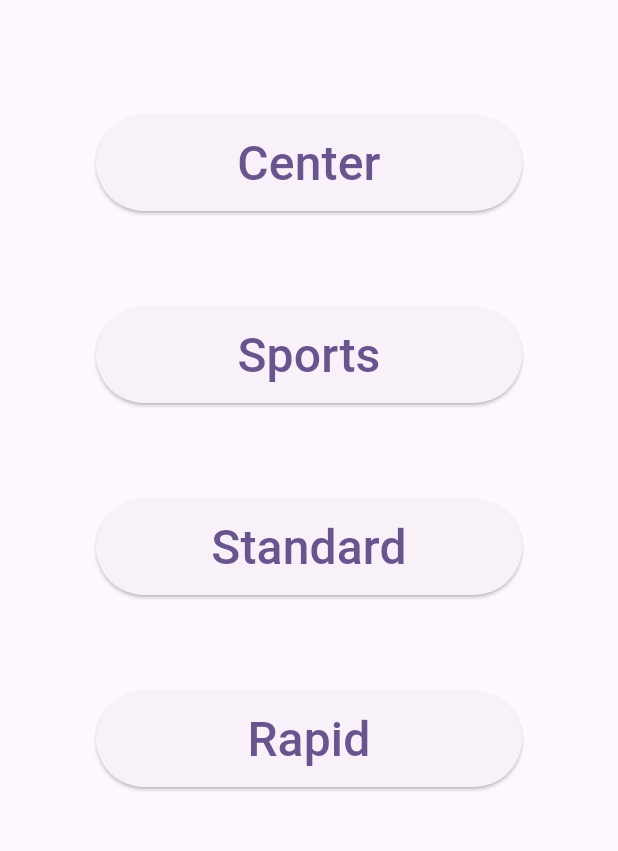
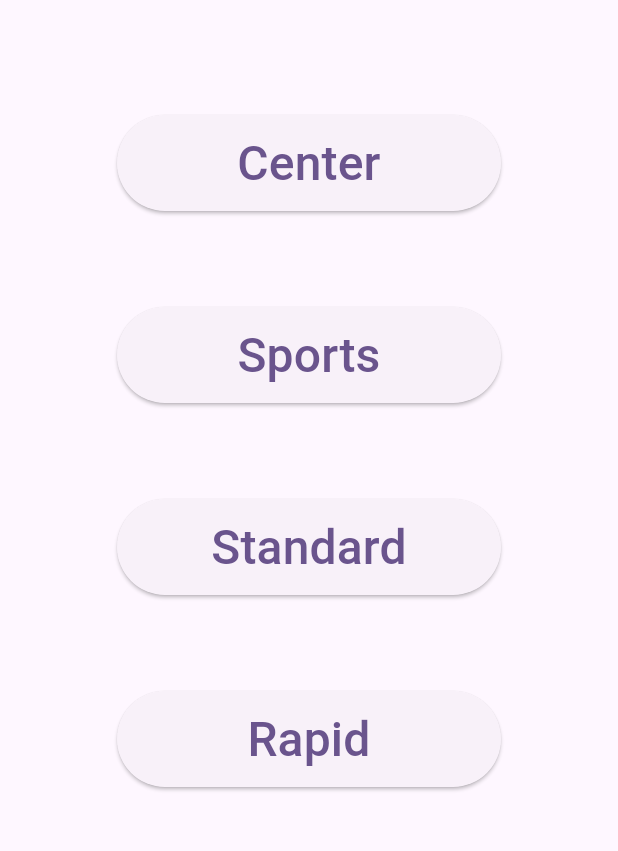
Before and after one commit to IamHARSHDABAS/shoot, a Flutter app: the Match screen opened by its route, after a tap on "25 meter", on a phone screen of 412 x 824 dp, the part 65-916 px from its top. Run offline on Flutter 3.47's test engine with Material 2 defaults, Android fonts, the phone set to English and light mode, and no system bars; our stand-ins replace url_strategy, velocity_x.

Commit message:
Better UI

```diff
--- a/lib/match.dart
+++ b/lib/match.dart
@@ -20,8 +20,8 @@ class Match extends StatelessWidget {
             children: [
               ElevatedButton(
                 style: ElevatedButton.styleFrom(
-                  minimumSize: Size(
-                    MediaQuery.of(context).size.width,
+                  minimumSize: const Size(
+                    256,
                     64,
                   ),
                   shape: const RoundedRectangleBorder(
@@ -42,8 +42,8 @@ class Match extends StatelessWidget {
               ),
               ElevatedButton(
                 style: ElevatedButton.styleFrom(
-                  minimumSize: Size(
-                    MediaQuery.of(context).size.width,
+                  minimumSize: const Size(
+                    256,
                     64,
                   ),
                   shape: const RoundedRectangleBorder(
@@ -66,8 +66,8 @@ class Match extends StatelessWidget {
               ),
               ElevatedButton(
                 style: ElevatedButton.styleFrom(
-                  minimumSize: Size(
-                    MediaQuery.of(context).size.width,
+                  minimumSize: const Size(
+                    256,
                     64,
                   ),
                   shape: const RoundedRectangleBorder(
--- a/lib/meter_25.dart
+++ b/lib/meter_25.dart
@@ -20,8 +20,8 @@ class Match25 extends StatelessWidget {
             children: [
               ElevatedButton(
                 style: ElevatedButton.styleFrom(
-                  minimumSize: Size(
-                    MediaQuery.of(context).size.width,
+                  minimumSize: const Size(
+                    256,
                     64,
                   ),
                   shape: const RoundedRectangleBorder(
@@ -44,8 +44,8 @@ class Match25 extends StatelessWidget {
               ),
               ElevatedButton(
                 style: ElevatedButton.styleFrom(
-                  minimumSize: Size(
-                    MediaQuery.of(context).size.width,
+                  minimumSize: const Size(
+                    256,
                     64,
                   ),
                   shape: const RoundedRectangleBorder(
@@ -68,8 +68,8 @@ class Match25 extends StatelessWidget {
               ),
               ElevatedButton(
                 style: ElevatedButton.styleFrom(
-                  minimumSize: Size(
-                    MediaQuery.of(context).size.width,
+                  minimumSize: const Size(
+                    256,
                     64,
                   ),
                   shape: const RoundedRectangleBorder(
@@ -92,8 +92,8 @@ class Match25 extends StatelessWidget {
               ),
               ElevatedButton(
                 style: ElevatedButton.styleFrom(
-                  minimumSize: Size(
-                    MediaQuery.of(context).size.width,
+                  minimumSize: const Size(
+                    256,
                     64,
                   ),
                   shape: const RoundedRectangleBorder(
```
Also changed, not shown: lib/home.dart (+4 -4 lines), lib/timer.dart (+6 -6 lines).
